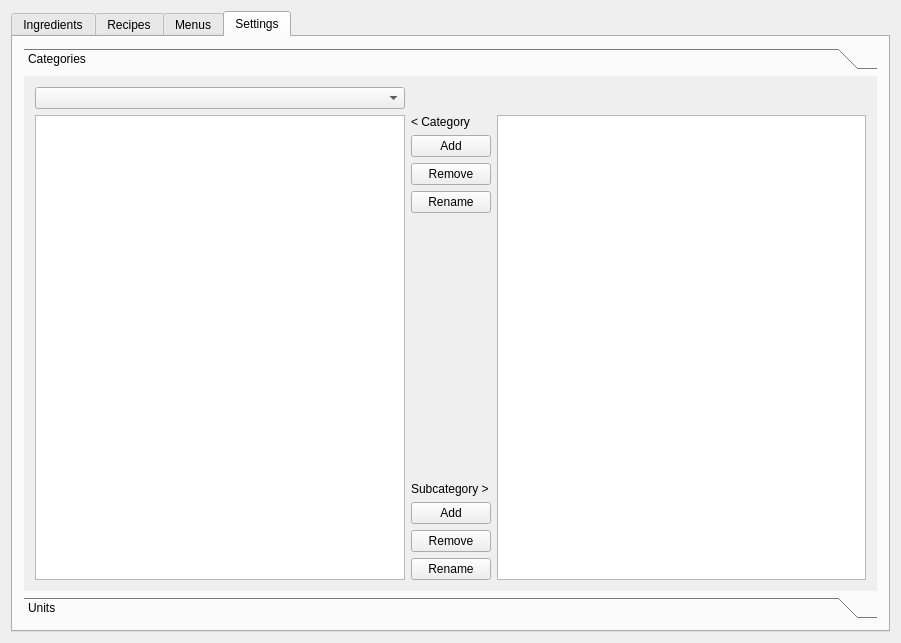
Old version of the form mainwindow.ui in the repository Greezael/sukaldu.
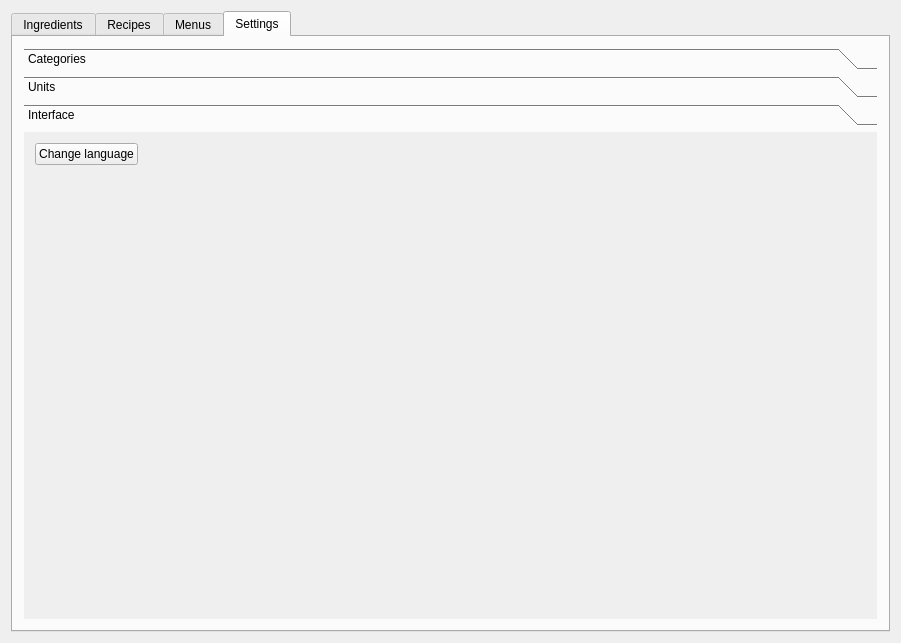
New version of the form. The open tabs and pages were chosen to show the change.

Commit message: Changing app language

Diff of the .ui file:
```diff
--- a/mainwindow.ui
+++ b/mainwindow.ui
@@ -846,7 +846,7 @@
              <x>0</x>
              <y>0</y>
              <width>861</width>
-             <height>500</height>
+             <height>465</height>
             </rect>
            </property>
            <attribute name="label">
@@ -1011,6 +1011,52 @@
             </item>
            </layout>
           </widget>
+          <widget class="QWidget" name="set_interface">
+           <attribute name="label">
+            <string>Interface</string>
+           </attribute>
+           <layout class="QGridLayout" name="gridLayout_7">
+            <item row="0" column="0">
+             <widget class="QPushButton" name="set_language">
+              <property name="sizePolicy">
+               <sizepolicy hsizetype="Maximum" vsizetype="Fixed">
+                <horstretch>0</horstretch>
+                <verstretch>0</verstretch>
+               </sizepolicy>
+              </property>
+              <property name="text">
+               <string>Change language</string>
+              </property>
+             </widget>
+            </item>
+            <item row="0" column="1">
+             <spacer name="horizontalSpacer_9">
+              <property name="orientation">
+               <enum>Qt::Horizontal</enum>
+              </property>
+              <property name="sizeHint" stdset="0">
+               <size>
+                <width>40</width>
+                <height>20</height>
+               </size>
+              </property>
+             </spacer>
+            </item>
+            <item row="1" column="0">
+             <spacer name="verticalSpacer_2">
+              <property name="orientation">
+               <enum>Qt::Vertical</enum>
+              </property>
+              <property name="sizeHint" stdset="0">
+               <size>
+                <width>20</width>
+                <height>40</height>
+               </size>
+              </property>
+             </spacer>
+            </item>
+           </layout>
+          </widget>
          </widget>
         </item>
        </layout>
```
Left out of the diff: 4 changed lines with no effect on the pictures. The commit also changes 7 other files.
